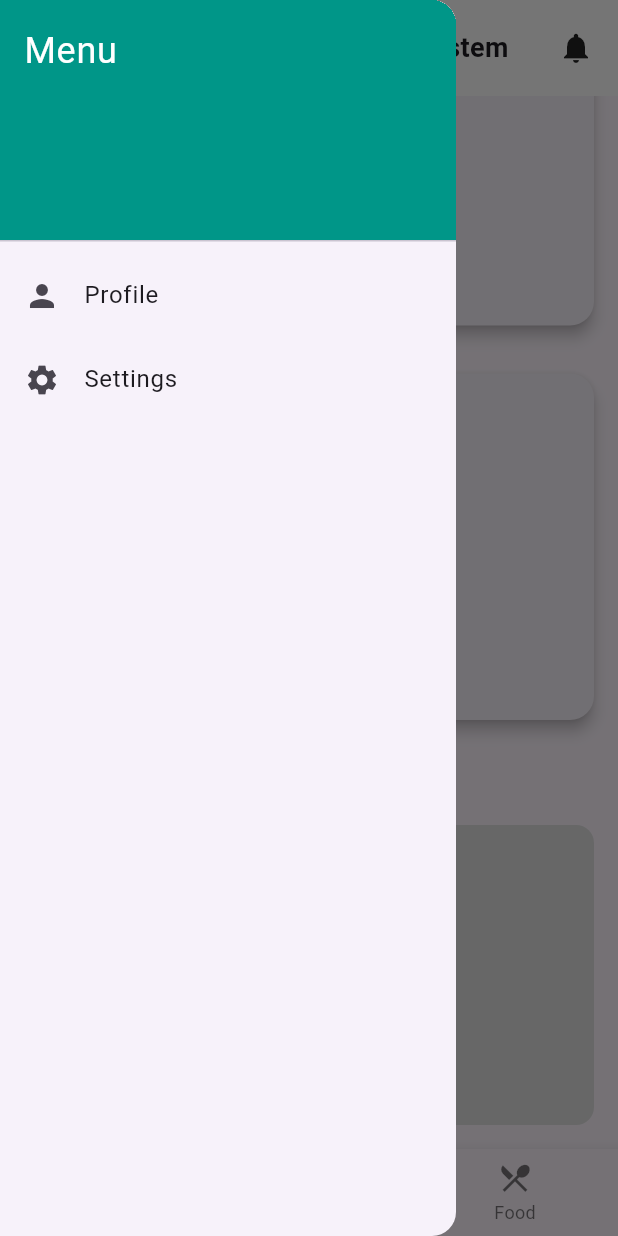
After one commit to nands0610/Pet-Health-Monitor-App, a Flutter app: the screen it shows after launch, scrolled down 367 dp, after a tap on the "person" icon, on a phone screen of 412 x 824 dp. The commit adds this screen. Run offline on Flutter 3.47's test engine with Material 3 defaults, Android fonts, the phone set to English and light mode, and no system bars; drawn by our look-alikes of fl_chart; our stand-ins replace cloud_firestore, firebase_core, shared_preferences, table_calendar; accounts and stored records are empty.

Commit message:
Created a base sidebar

```diff
--- a/lib/components/navbar/custom_header.dart
+++ b/lib/components/navbar/custom_header.dart
@@ -1,4 +1,5 @@
 import 'package:flutter/material.dart';
+
 
 class CustomHeader extends StatelessWidget {
   const CustomHeader({super.key});
@@ -10,13 +11,18 @@ class CustomHeader extends StatelessWidget {
       color: Colors.white,
       child: Row(
         mainAxisAlignment: MainAxisAlignment.spaceBetween,
-        children: const [
-          CircleAvatar(child: Icon(Icons.person)),
-          Text(
+        children: [
+          GestureDetector(
+            onTap: (){
+              Scaffold.of(context).openDrawer();
+            },
+            child: const CircleAvatar(child: Icon(Icons.person))
+          ),
+          const Text(
             'Pet Health Monitoring System',
             style: TextStyle(fontSize: 18, fontWeight: FontWeight.bold),
           ),
-          Icon(Icons.notifications),
+          const Icon(Icons.notifications),
         ],
       ),
     );
--- /dev/null
+++ b/lib/components/navbar/sidebar.dart
@@ -0,0 +1,38 @@
+import 'package:flutter/material.dart';
+
+class CustomDrawer extends StatelessWidget {
+  const CustomDrawer({super.key});
+
+  @override
+  Widget build(BuildContext context) {
+    return Drawer(
+      child: ListView(
+        padding: EdgeInsets.zero,
+        children: [
+          const DrawerHeader(
+            decoration: BoxDecoration(color: Colors.teal),
+            child: Text(
+              'Menu',
+              style: TextStyle(color: Colors.white, fontSize: 24),
+            ),
+          ),
+          ListTile(
+            leading: const Icon(Icons.person),
+            title: const Text('Profile'),
+            onTap: () {
+              Navigator.pop(context);
+              // Add your navigation
+            },
+          ),
+          ListTile(
+            leading: const Icon(Icons.settings),
+            title: const Text('Settings'),
+            onTap: () {
+              Navigator.pop(context);
+            },
+          ),
+        ],
+      ),
+    );
+  }
+}
--- a/lib/main.dart
+++ b/lib/main.dart
@@ -1,4 +1,5 @@
 import 'package:flutter/material.dart';
+import 'package:pet_health/components/navbar/sidebar.dart';
 import 'pages/home-page/home_page.dart';
 import 'pages/vet-page/vet_page.dart';
 import 'pages/food-page/food_page.dart';
@@ -97,6 +98,7 @@ class _MainScaffoldState extends State<MainScaffold> {
   @override
   Widget build(BuildContext context) {
     return Scaffold(
+      drawer: CustomDrawer(),
       body: Column(
       children: [
         const CustomHeader(), // Top bar with logo + title + bell
--- a/pubspec.yaml
+++ b/pubspec.yaml
@@ -39,6 +39,7 @@ dependencies:
   fl_chart: ^0.64.0
   intl: ^0.18.1
   shared_preferences: ^2.2.2
+  easy_sidemenu: ^0.7.1
 
 
 dev_dependencies:
```
Also changed, not shown: pubspec.lock.
